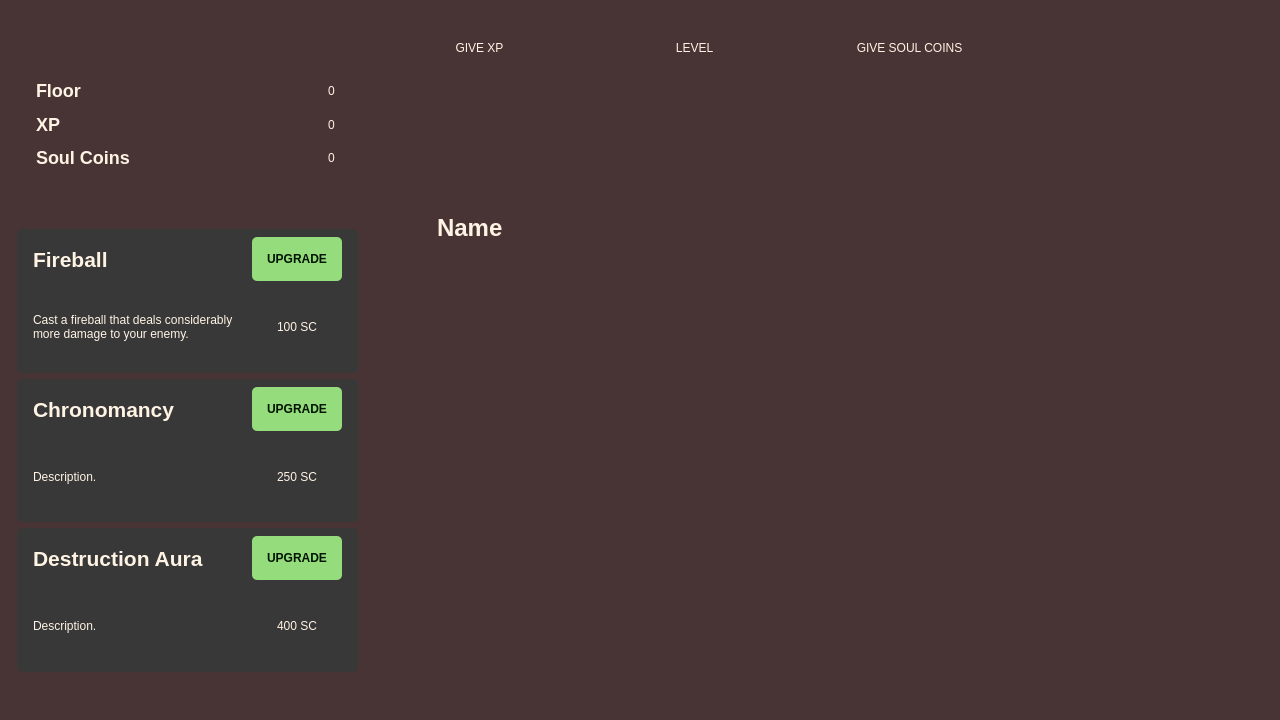
This is ui/mainwindow.ui in natan-dot-com/TalesOfLiesel as Qt 5 draws it before an edit. The edited form follows.
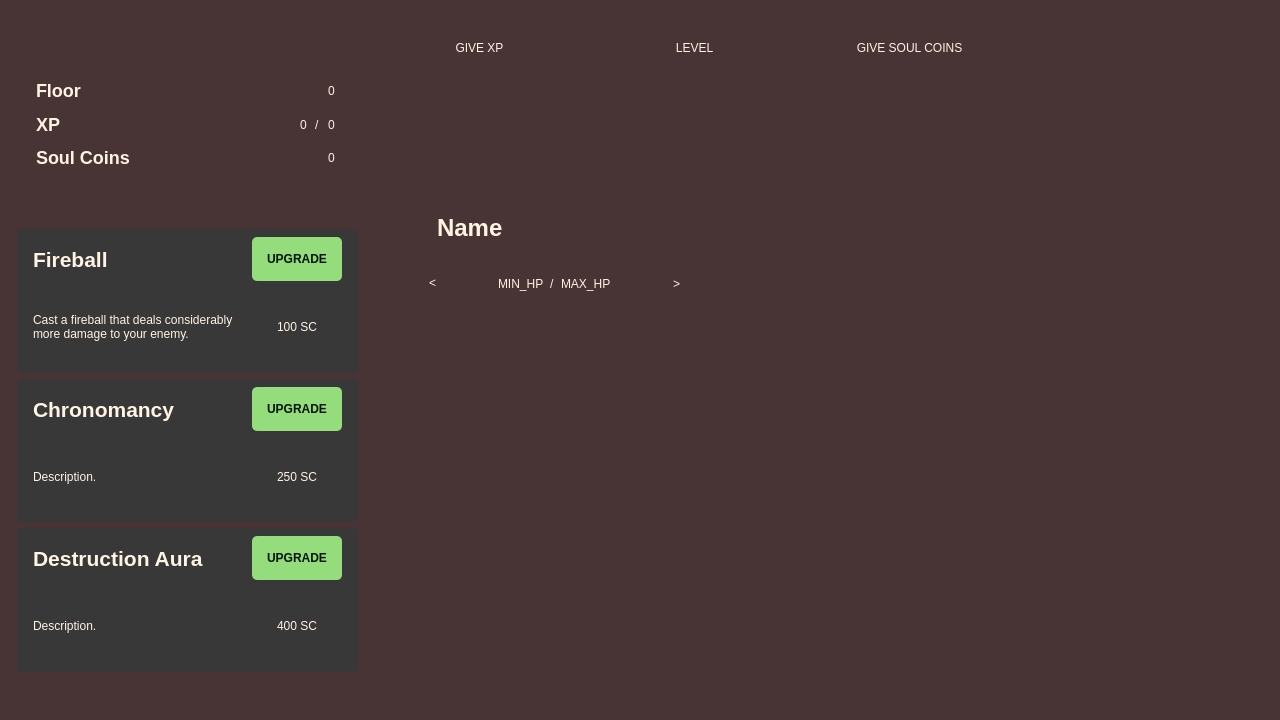
This is the edited form. Icons and pictures are not drawn.

```diff
--- a/ui/mainwindow.ui
+++ b/ui/mainwindow.ui
@@ -197,6 +197,20 @@
          </property>
         </widget>
        </item>
+       <item>
+        <widget class="QLabel" name="xpSeparator">
+         <property name="text">
+          <string>/</string>
+         </property>
+        </widget>
+       </item>
+       <item>
+        <widget class="QLabel" name="maxXP">
+         <property name="text">
+          <string>0</string>
+         </property>
+        </widget>
+       </item>
       </layout>
      </item>
      <item>
@@ -888,6 +902,83 @@
      <string notr="true">image: url(:/imgs/src/assets/Platform.png);</string>
     </property>
    </widget>
+   <widget class="QWidget" name="enemyHPInfo" native="true">
+    <property name="geometry">
+     <rect>
+      <x>429</x>
+      <y>268</y>
+      <width>251</width>
+      <height>31</height>
+     </rect>
+    </property>
+    <property name="styleSheet">
+     <string notr="true">background-color: transparent;
+color: #FFF3E4;</string>
+    </property>
+    <layout class="QHBoxLayout" name="enemyInfo">
+     <item>
+      <widget class="QLabel" name="enemyHPInfoLimiterLeft">
+       <property name="text">
+        <string>&lt;</string>
+       </property>
+      </widget>
+     </item>
+     <item>
+      <spacer name="enemyHPInfoSpacer1">
+       <property name="orientation">
+        <enum>Qt::Horizontal</enum>
+       </property>
+       <property name="sizeHint" stdset="0">
+        <size>
+         <width>40</width>
+         <height>20</height>
+        </size>
+       </property>
+      </spacer>
+     </item>
+     <item>
+      <widget class="QLabel" name="enemyMinHP">
+       <property name="text">
+        <string>MIN_HP</string>
+       </property>
+      </widget>
+     </item>
+     <item>
+      <widget class="QLabel" name="enemyHPInfoSlash">
+       <property name="text">
+        <string>/</string>
+       </property>
+      </widget>
+     </item>
+     <item>
+      <widget class="QLabel" name="enemyMaxHP">
+       <property name="text">
+        <string>MAX_HP</string>
+       </property>
+      </widget>
+     </item>
+     <item>
+      <spacer name="enemyHPInfoSpacer2">
+       <property name="orientation">
+        <enum>Qt::Horizontal</enum>
+       </property>
+       <property name="sizeHint" stdset="0">
+        <size>
+         <width>40</width>
+         <height>20</height>
+        </size>
+       </property>
+      </spacer>
+     </item>
+     <item>
+      <widget class="QLabel" name="enemyHPInfoLimiterRight">
+       <property name="text">
+        <string>&gt;</string>
+       </property>
+      </widget>
+     </item>
+    </layout>
+   </widget>
    <zorder>platform</zorder>
    <zorder>skillsSection</zorder>
    <zorder>lieselSection</zorder>
```
Left out of the diff: 49 changed lines with no effect on the pictures.
